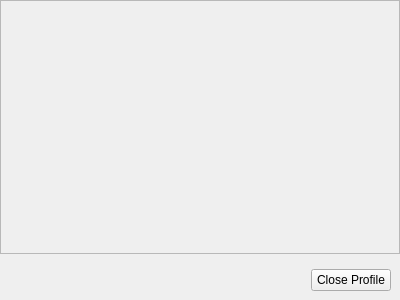
Above: ProfileInterface.ui from SyDevTeam/gta5view before the change. Below: the same form after it.
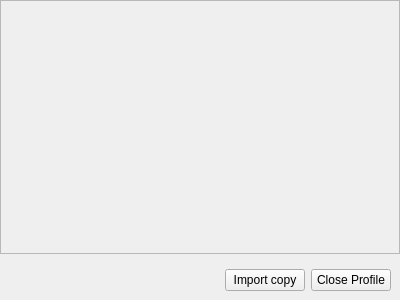
That is the form after the change. The open tabs and pages were chosen to show the change.

Commit message: import function added, german translation updated

The edit to the form file:
```diff
--- a/ProfileInterface.ui
+++ b/ProfileInterface.ui
@@ -173,6 +173,16 @@
        </property>
       </spacer>
      </item>
+     <item>
+      <widget class="QPushButton" name="cmdImport">
+       <property name="text">
+        <string>Import copy</string>
+       </property>
+       <property name="autoDefault">
+        <bool>true</bool>
+       </property>
+      </widget>
+     </item>
      <item>
       <widget class="QPushButton" name="cmdCloseProfile">
        <property name="text">
```
Left out of the diff: 4 changed lines with no effect on the pictures. The commit also changes 4 other files.
